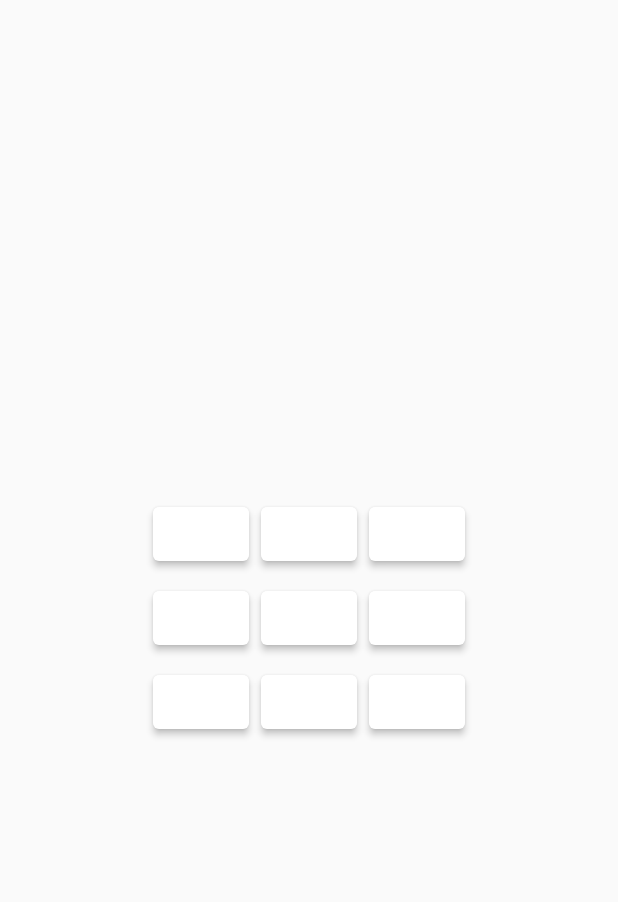
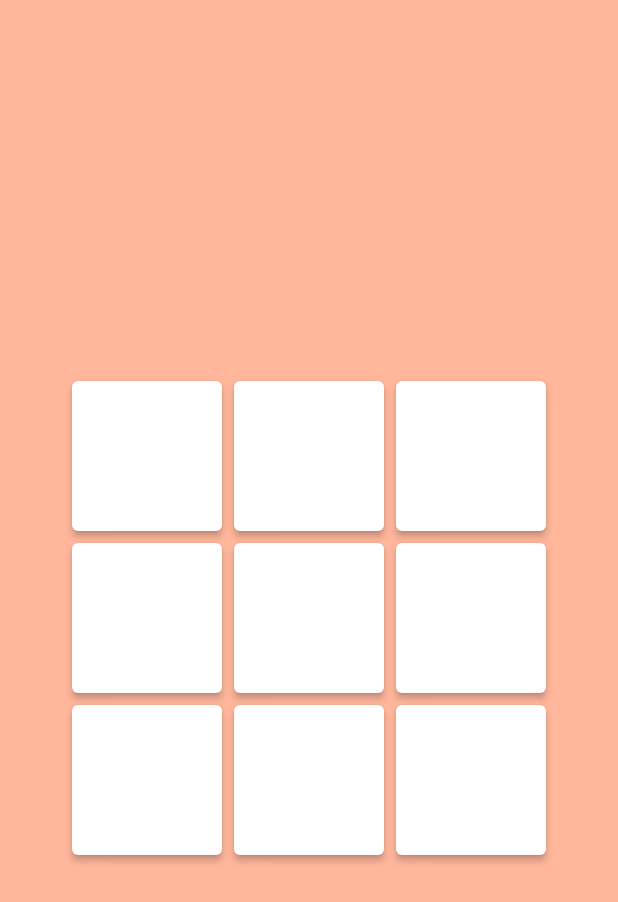
Before and after one commit to Thunderbunnyy/Tic-Tac-Toe, a Flutter app: the screen it shows after launch, after a tap on "With A Friend", on a phone screen of 412 x 824 dp. Shown: the top 902 px of the screen. Run offline on Flutter 3.47's test engine with Material 2 defaults, Android fonts, the phone set to English and light mode, and no system bars.

Commit message:
changing UI

```diff
--- a/lib/Singletons/data.dart
+++ b/lib/Singletons/data.dart
@@ -8,6 +8,7 @@ class AppData {
 
   String? newValue;
   String? lastMove;
+  String? currentMove;
 
   AppData._internal();
 
--- /dev/null
+++ b/lib/components/dialog.dart
@@ -0,0 +1 @@
+import 'package:flutter/material.dart';
--- a/lib/config/constants.dart
+++ b/lib/config/constants.dart
@@ -3,3 +3,4 @@ import 'package:flutter/material.dart';
 const kPrimaryColor = Color(0xffA299CA);
 const kAccentColor = Color(0xffECEC84);
 const kTertiaryColor = Color(0xffFFB69B);
+const white = Color(0xffffffff);
--- a/lib/view_models/game_view_model.dart
+++ b/lib/view_models/game_view_model.dart
@@ -1,4 +1,7 @@
+import 'dart:ui';
+
 import 'package:tictactoe_nourelhouda_eleuch/Singletons/data.dart';
+import 'package:tictactoe_nourelhouda_eleuch/config/constants.dart';
 import 'package:tictactoe_nourelhouda_eleuch/models/players_model.dart';
 
 class GameViewModel {
@@ -29,13 +32,23 @@ class GameViewModel {
 
   }
 
-  // getFieldColor(String value) {
-  //
-  //   switch(value){
-  //     default:Colors.
-  //   }
-  //
-  // }
+  getFieldColor(String? value) {
+
+    if(value == playerModel.O) return kPrimaryColor;
+
+    else if (value == playerModel.X) return kTertiaryColor;
+    else return white;
+
+  }
+
+  getBackgroundColor() {
+
+    appData.currentMove =  appData.lastMove == playerModel.X ? PlayerModel().O : PlayerModel().X;
+
+    return getFieldColor(appData.currentMove);
+
+  }
+
 
 
   }
--- a/lib/views/game_view.dart
+++ b/lib/views/game_view.dart
@@ -19,7 +19,6 @@ class _GameViewState extends State<GameView> {
 
   var data = GameViewModel();
 
-
   @override
   void initState() {
     super.initState();
@@ -35,6 +34,7 @@ class _GameViewState extends State<GameView> {
   @override
   Widget build(BuildContext context) {
     return Scaffold(
+      backgroundColor: data.getBackgroundColor(),
       body: Column(
         mainAxisAlignment: MainAxisAlignment.center,
         children:
@@ -57,14 +57,17 @@ class _GameViewState extends State<GameView> {
     );
   }
 
+
   Widget buildField(int x, int y){
     final value = matrix[x][y];
+    final color = data.getFieldColor(value);
 
     return Container(
       margin: EdgeInsets.all(4),
       child: ElevatedButton(
           style: ElevatedButton.styleFrom(
-            primary: Colors.white,
+            minimumSize: Size(size,size),
+            primary: color,
             elevation: 2.0
           ),
           onPressed: (){
--- a/lib/views/home_view.dart
+++ b/lib/views/home_view.dart
@@ -20,6 +20,7 @@ class _HomeViewState extends State<HomeView> {
         alignment: Alignment.center,
         padding: EdgeInsets.all(size.width / 8,),
         child: Column(
+          mainAxisAlignment: MainAxisAlignment.center,
           children: [
             Container(
               child: Column(
@@ -54,6 +55,9 @@ class _HomeViewState extends State<HomeView> {
                   onPressed: () {},
                   child: Text(
                     'Single Player',
+                    style: TextStyle(
+                        color: Colors.black
+                    ),
                   ),
                 ),
               ),
@@ -75,7 +79,7 @@ class _HomeViewState extends State<HomeView> {
                   child: Text(
                     'With A Friend',
                     style: TextStyle(
-                      color:
+                      color: Colors.black
                     ),
                   ),
                 ),
```
